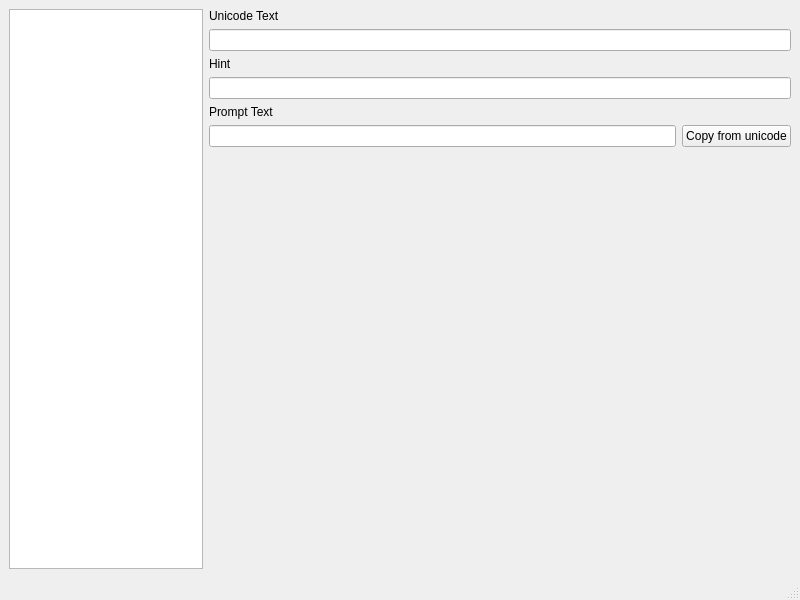
First picture: the form in keyboardeditorwindow.ui, repository adamb924/TypingTutor, before the edit.
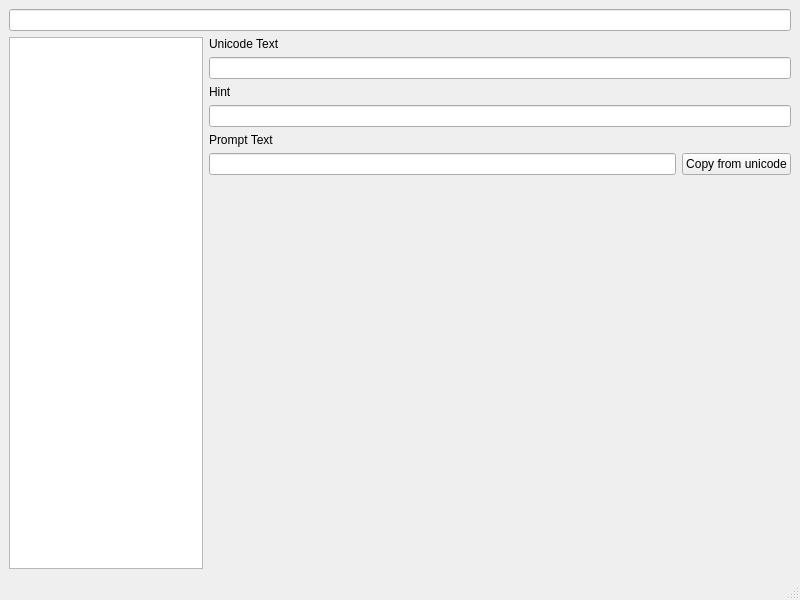
Second picture: the form after the edit. Custom widgets are drawn as their Qt base class.

The edit to the form file:
```diff
--- a/keyboardeditorwindow.ui
+++ b/keyboardeditorwindow.ui
@@ -14,7 +14,14 @@
    <string>MainWindow</string>
   </property>
   <widget class="QWidget" name="centralwidget">
-   <layout class="QHBoxLayout" name="horizontalLayout" stretch="1,3">
+   <layout class="QHBoxLayout" name="horizontalLayout" stretch="0">
+    <item>
+     <layout class="QVBoxLayout" name="verticalLayout_2">
+      <item>
+       <widget class="QLineEdit" name="keyboardNameEdit"/>
+      </item>
+      <item>
+       <layout class="QHBoxLayout" name="horizontalLayout_3" stretch="1,3">
     <item>
      <widget class="KeyboardListView" name="listView"/>
     </item>
@@ -73,6 +80,10 @@
          </size>
         </property>
        </spacer>
+          </item>
+         </layout>
+        </item>
+       </layout>
       </item>
      </layout>
     </item>
```
Left out of the diff: 2 changed lines with no effect on the pictures. Lines whose indentation alone changed are shown as unchanged.
